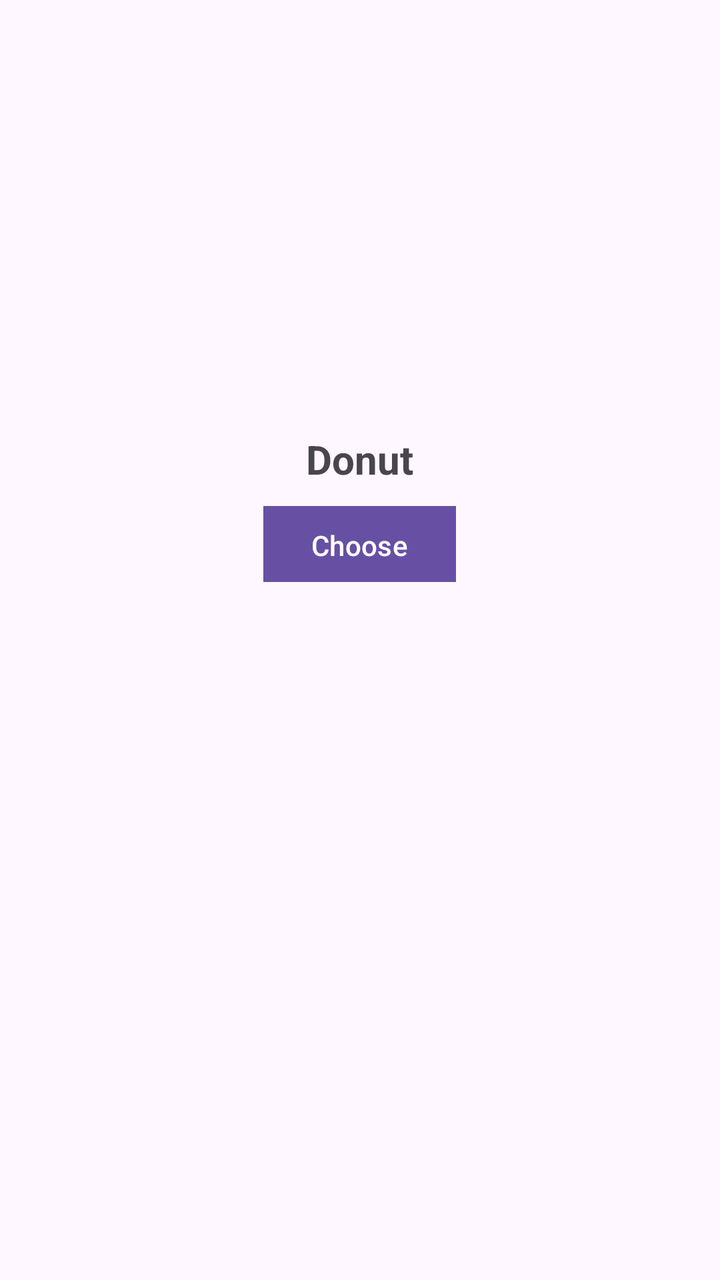
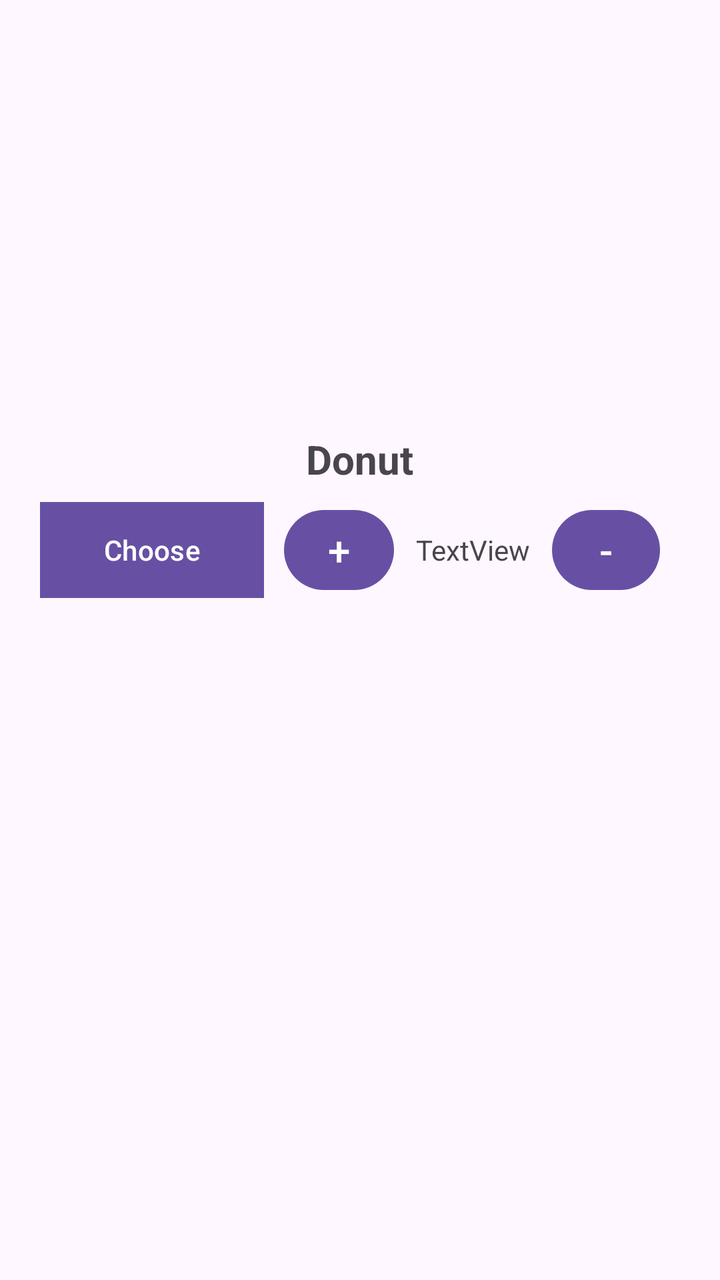

An Android layout rendered at two revisions. The XML below is the earlier revision; the diff shows what the commit changed to produce the second picture.
<!-- AndroidManifest.xml: application theme Theme.Software_Meth_5 -->
<!-- res/layout/item_donut.xml -->
<?xml version="1.0" encoding="utf-8"?>
<LinearLayout xmlns:android="http://schemas.android.com/apk/res/android"
    android:layout_width="match_parent"
    android:layout_height="wrap_content"
    android:layout_marginBottom="20dp"
    android:gravity="center_horizontal"
    android:paddingTop="8dp"
    android:paddingBottom="8dp">

    
    <LinearLayout
        android:id="@+id/donutOption"
        android:layout_width="300dp"
        android:layout_height="wrap_content"
        android:orientation="vertical">

        <ImageView
            android:id="@+id/donutImage"
            android:layout_width="match_parent"
            android:layout_height="200dp"
            android:scaleType="centerCrop" />

        <TextView
            android:id="@+id/donutName"
            android:layout_width="wrap_content"
            android:layout_height="wrap_content"
            android:layout_gravity="center_horizontal"
            android:layout_marginTop="8dp"
            android:text="Donut"
            android:textSize="20sp"
            android:textStyle="bold" />

        <Button
            android:id="@+id/donutOptionBtn"
            android:layout_width="wrap_content"
            android:layout_height="38dp"
            android:layout_gravity="center"
            android:layout_marginTop="10dp"
            android:background="#644D4E"
            android:gravity="center"
            android:text="Choose" />
    </LinearLayout>

</LinearLayout>
<!-- resources referenced by this layout -->
<resources>
  <style name="Theme.Software_Meth_5" parent="Base.Theme.Software_Meth_5" />
  <style name="Base.Theme.Software_Meth_5" parent="Theme.Material3.DayNight.NoActionBar">
          
          
      </style>
</resources>

<!-- the commit's change to res/layout/item_donut.xml (unified diff, before → after) -->
@@ -1,8 +1,9 @@
 <?xml version="1.0" encoding="utf-8"?>
 <LinearLayout xmlns:android="http://schemas.android.com/apk/res/android"
+    xmlns:app="http://schemas.android.com/apk/res-auto"
     android:layout_width="match_parent"
     android:layout_height="wrap_content"
-    android:layout_marginBottom="20dp"
+    android:layout_marginBottom="25dp"
     android:gravity="center_horizontal"
     android:paddingTop="8dp"
     android:paddingBottom="8dp">
@@ -10,7 +11,7 @@
     
     <LinearLayout
         android:id="@+id/donutOption"
-        android:layout_width="300dp"
+        android:layout_width="320dp"
         android:layout_height="wrap_content"
         android:orientation="vertical">
 
@@ -24,21 +25,70 @@
             android:id="@+id/donutName"
             android:layout_width="wrap_content"
             android:layout_height="wrap_content"
-            android:layout_gravity="center_horizontal"
+            android:layout_gravity="center_horizontal|center_vertical"
             android:layout_marginTop="8dp"
+            android:layout_marginBottom="8dp"
+            android:gravity="center|center_vertical"
             android:text="Donut"
             android:textSize="20sp"
             android:textStyle="bold" />
 
-        <Button
-            android:id="@+id/donutOptionBtn"
-            android:layout_width="wrap_content"
-            android:layout_height="38dp"
-            android:layout_gravity="center"
-            android:layout_marginTop="10dp"
-            android:background="#644D4E"
-            android:gravity="center"
-            android:text="Choose" />
+        <LinearLayout
+            android:layout_width="match_parent"
+            android:layout_height="match_parent"
+            android:orientation="horizontal">
+
+            <Button
+                android:id="@+id/donutOptionBtn"
+                android:layout_width="112dp"
+                android:layout_height="wrap_content"
+                android:layout_gravity="clip_horizontal"
+                android:background="#644D4E"
+                android:foregroundGravity="center_vertical"
+                android:gravity="center|center_vertical"
+                android:text="Choose" />
+
+            <LinearLayout
+                android:layout_width="match_parent"
+                android:layout_height="match_parent"
+                android:layout_marginLeft="10dp"
+                android:orientation="horizontal">
+
+                <Button
+                    android:id="@+id/addBtn"
+                    android:layout_width="55dp"
+                    android:layout_height="wrap_content"
+                    android:layout_gravity="center_vertical"
+                    android:layout_marginRight="5dp"
+                    android:gravity="center"
+                    android:padding="2dp"
+                    android:text="+"
+                    android:textSize="20sp" />
+
+                <TextView
+                    android:id="@+id/quantityText"
+                    android:layout_width="69dp"
+                    android:layout_height="50dp"
+                    android:layout_gravity="center_vertical"
+                    android:layout_marginRight="5dp"
+                    android:layout_weight="0"
+                    android:gravity="center"
+                    android:text="TextView" />
+
+                <Button
+                    android:id="@+id/removeBtn"
+                    android:layout_width="54dp"
+                    android:layout_height="wrap_content"
+                    android:layout_gravity="center_vertical"
+                    android:gravity="center"
+                    android:text="-"
+                    android:textColor="#FFFFFF"
+                    android:textColorLink="#FFFFFF"
+                    android:textSize="20sp"
+                    app:opticalCenterEnabled="false" />
+            </LinearLayout>
+        </LinearLayout>
+
     </LinearLayout>
 
 </LinearLayout>
